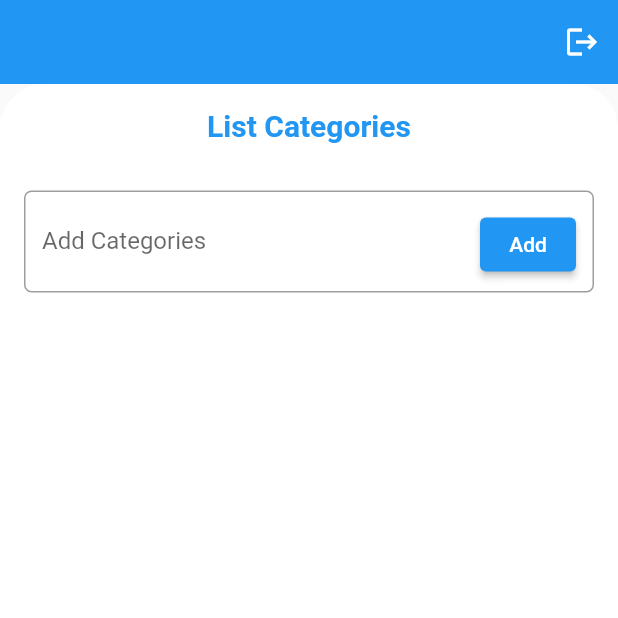
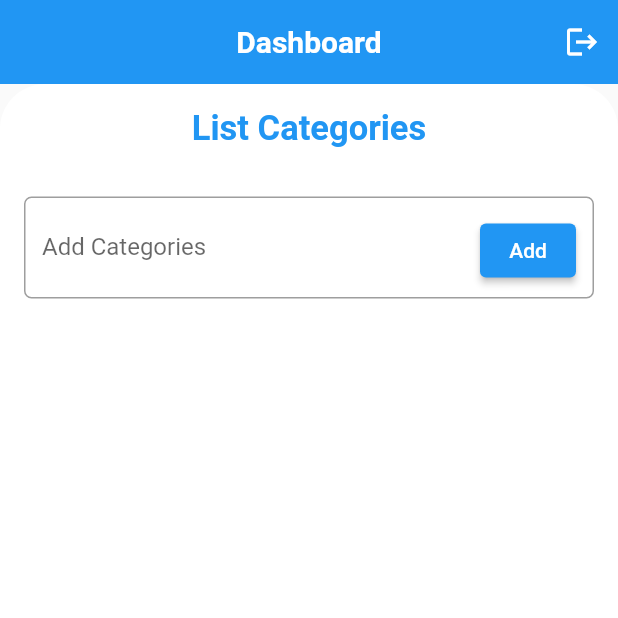
Before and after one commit to arvandha121/flutter-restapi-laravel, a Flutter app: the HomeScreen screen opened directly, on a phone screen of 412 x 824 dp, the top half of it. Run offline on Flutter 3.47's test engine with Material 2 defaults, Android fonts, the phone set to English and light mode, and no system bars; our stand-ins replace rflutter_alert, shared_preferences; accounts and stored records are empty; network calls fail.

Commit message:
fix appbar title dan fix fontsize

```diff
--- a/lib/Screen/home_screen.dart
+++ b/lib/Screen/home_screen.dart
@@ -89,8 +89,8 @@ class _HomeScreenState extends State<HomeScreen> {
           'Dashboard',
           style: TextStyle(
             fontWeight: FontWeight.bold,
-            fontSize: 26,
-            color: Color.fromARGB(0, 0, 0, 0),
+            fontSize: 20,
+            color: Colors.white,
           ),
         ),
       ),
@@ -117,7 +117,7 @@ class _HomeScreenState extends State<HomeScreen> {
                         style: TextStyle(
                           color: Colors.blue,
                           fontWeight: FontWeight.bold,
-                          fontSize: 20,
+                          fontSize: 23,
                         ),
                       ),
                     ),
```
